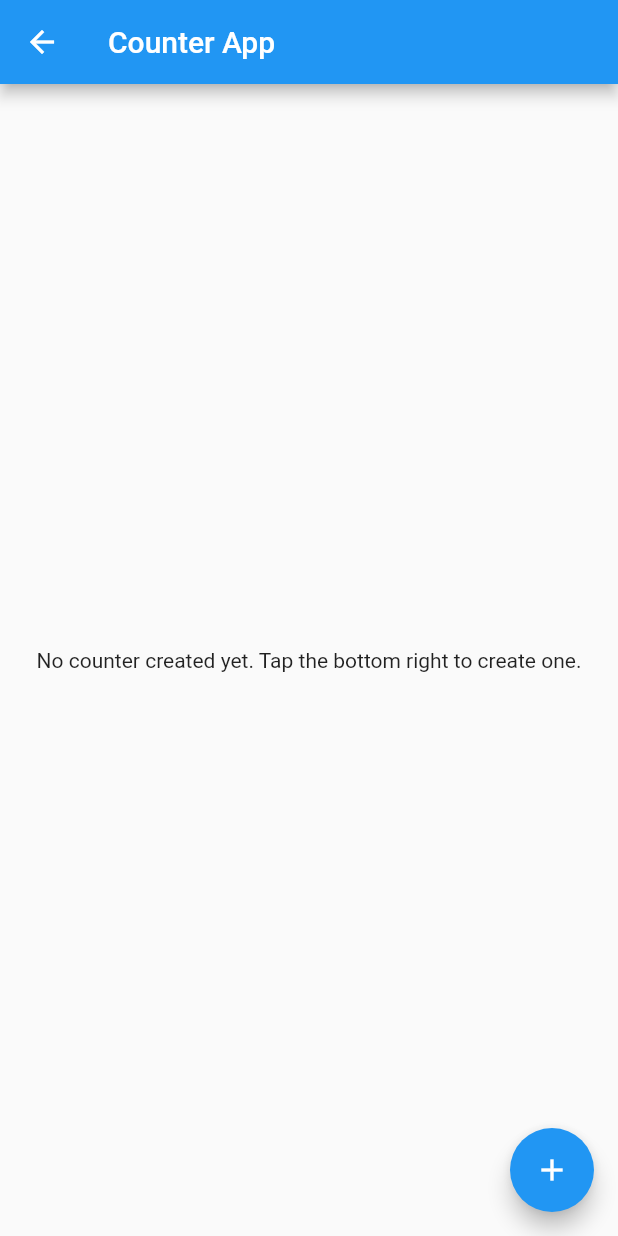
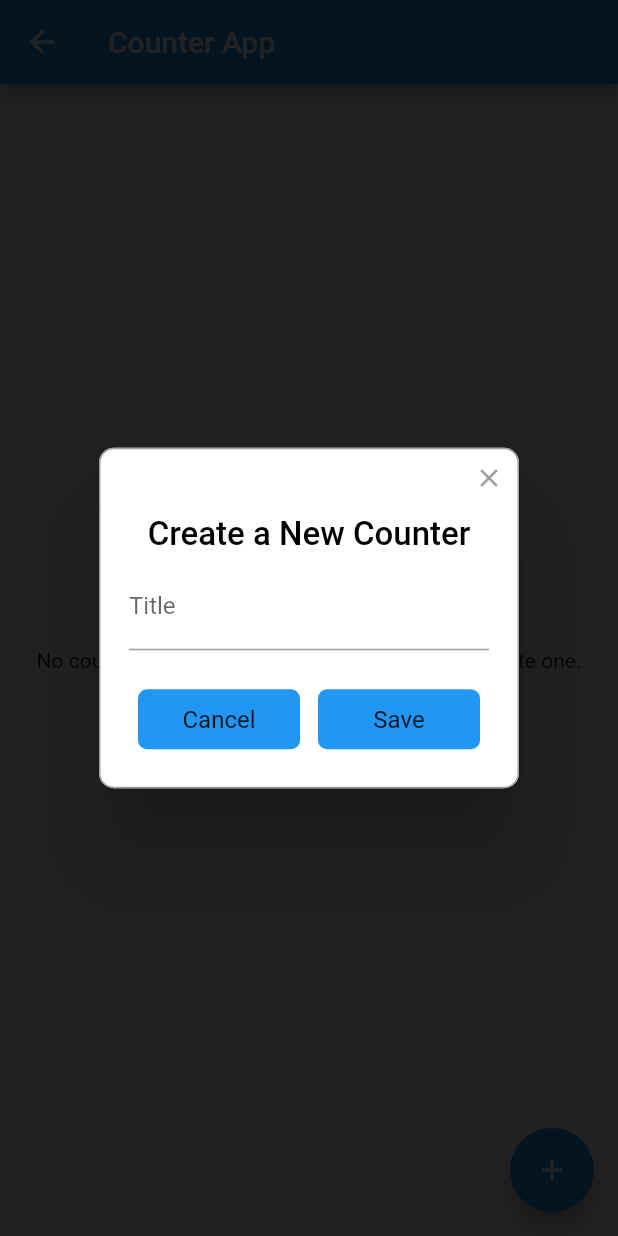
Before and after one commit to devtjandra/flutter-counter, a Flutter app: the Manager screen opened by its route, after a tap on the "add" icon, on a phone screen of 412 x 824 dp. Run offline on Flutter 3.47's test engine with Material 2 defaults, Android fonts, the phone set to English and light mode, and no system bars; drawn by our look-alikes of rflutter_alert.

```diff
--- a/lib/features/manager/ui/manager.dart
+++ b/lib/features/manager/ui/manager.dart
@@ -1,8 +1,10 @@
 import 'package:counter/features/manager/ui/manager_empty.dart';
 import 'package:counter/features/manager/ui/manager_listing.dart';
 import 'package:counter/main_bloc.dart';
+import 'package:counter/values/texts.dart';
 import 'package:flutter/material.dart';
 import 'package:provider/provider.dart';
+import 'package:rflutter_alert/rflutter_alert.dart';
 
 class Manager extends StatelessWidget {
   @override
@@ -16,9 +18,32 @@ class Manager extends StatelessWidget {
               ? ManagerListing()
               : ManagerEmpty()),
       floatingActionButton: FloatingActionButton(
-        onPressed: () {},
+        onPressed: () => _showAlert(context),
         child: Icon(Icons.add),
       ),
     );
   }
+
+  void _showAlert(BuildContext context) {
+    debugPrint("Showing alert!");
+    String text = "";
+
+    Alert(
+        context: context,
+        title: Texts.createCounter,
+        content: TextField(
+          decoration: InputDecoration(labelText: Texts.title),
+          onChanged: (value) => text = value,
+        ),
+        buttons: [
+          DialogButton(
+              child: Text("Cancel"), onPressed: () => Navigator.pop(context)),
+          DialogButton(
+              child: Text("Save"),
+              onPressed: () {
+                context.read<MainBloc>().add(text);
+                Navigator.pop(context);
+              })
+        ]).show();
+  }
 }
--- a/lib/main_bloc.dart
+++ b/lib/main_bloc.dart
@@ -7,19 +7,19 @@ class MainBloc extends ChangeNotifier {
   Counter current;
 
   String currentCounterTitle() {
-    if (current == null) return Texts.homeNull;
-    else return current.title;
+    if (current == null)
+      return Texts.homeNull;
+    else
+      return current.title;
   }
 
-  void increment() {
-
+  void add(String title) {
+    debugPrint("Adding $title");
   }
 
-  void decrement() {
+  void increment() {}
 
-  }
+  void decrement() {}
 
-  void reset() {
-
-  }
+  void reset() {}
 }
--- a/lib/values/texts.dart
+++ b/lib/values/texts.dart
@@ -1,4 +1,6 @@
 class Texts {
   static const homeNull = "No counter";
   static const managerEmpty = "No counter created yet. Tap the bottom right to create one.";
+  static const createCounter = "Create a New Counter";
+  static const title = "Title";
 }
```
